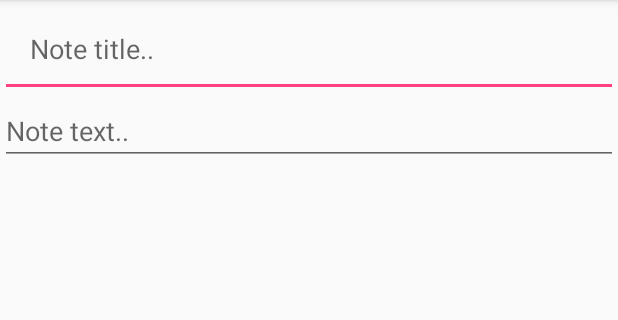
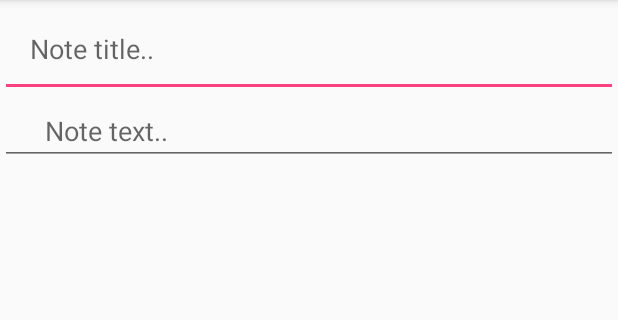
Before and after one commit to Kavzor/java17_klientutveckling, an Android app: the screen it shows after launch (NoteActivity), after a tap on "ADD NOTE", on a phone screen of 412 x 824 dp, the part 84-404 px from its top. Run offline under Robolectric (Android 15) with nearby library versions, the phone set to English and light mode, and no system bars.

Commit message:
simple git push

```diff
--- a/android/notera/app/build.gradle
+++ b/android/notera/app/build.gradle
@@ -29,4 +29,8 @@ dependencies {
     testImplementation 'junit:junit:4.12'
     androidTestImplementation 'com.android.support.test:runner:1.0.1'
     androidTestImplementation 'com.android.support.test.espresso:espresso-core:3.0.1'
+
+    // https://mvnrepository.com/artifact/com.google.code.gson/gson
+    compile group: 'com.google.code.gson', name: 'gson', version: '2.7'
+
 }
--- a/android/notera/app/src/main/java/nu/rolandsson/jakob/notera/MainActivity.java
+++ b/android/notera/app/src/main/java/nu/rolandsson/jakob/notera/MainActivity.java
@@ -10,6 +10,7 @@ import nu.rolandsson.jakob.notera.component.ButtonComponent;
 import nu.rolandsson.jakob.notera.component.NoteListComponent;
 import nu.rolandsson.jakob.notera.controller.ActionHandler;
 import nu.rolandsson.jakob.notera.controller.ModelHandler;
+import nu.rolandsson.jakob.notera.controller.PreferencesHandler;
 import nu.rolandsson.jakob.notera.controller.RootActionHandler;
 import nu.rolandsson.jakob.notera.controller.ViewHandler;
 import nu.rolandsson.jakob.notera.controller.constant.Action;
@@ -56,8 +57,10 @@ public class MainActivity extends AppCompatActivity implements RootActionHandler
     private void setupHandlers() {
         ActionHandler viewHandler = new ViewHandler(this);
         ActionHandler modelHandler = new ModelHandler(this);
+        ActionHandler preferencesHandler = new PreferencesHandler(this);
 
         viewHandler.setNextHandler(modelHandler);
+        modelHandler.setNextHandler(preferencesHandler);
         setRootActionHandler(viewHandler);
     }
 
@@ -85,12 +88,17 @@ public class MainActivity extends AppCompatActivity implements RootActionHandler
 
         if(resultCode == RESULT_OK) {
             Note note = (Note) data.getSerializableExtra("note");
+            int position = data.getIntExtra("note_position", -1);
 
             getListComponent().setSelectedNote(note);
+            getListComponent().setSelectedPosition(position);
 
             switch(requestCode) {
                 case REQUEST_ADD_NOTE:
                     invokeAction(HandlerLevel.MODEL, Action.ADD_NOTE);
+                break;
+                case REQUEST_UPDATE_NOTE:
+                    invokeAction(HandlerLevel.MODEL, Action.UPDATE_NOTE);
                 break;
             }
         }
--- a/android/notera/app/src/main/java/nu/rolandsson/jakob/notera/NoteActivity.java
+++ b/android/notera/app/src/main/java/nu/rolandsson/jakob/notera/NoteActivity.java
@@ -17,6 +17,8 @@ public class NoteActivity extends AppCompatActivity implements View.OnClickListe
     private EditText title;
     private EditText text;
 
+    private int position;
+
     private Button saveBtn;
 
     @Override
@@ -24,6 +26,7 @@ public class NoteActivity extends AppCompatActivity implements View.OnClickListe
         super.onCreate(savedInstanceState);
         setContentView(R.layout.activity_note);
         findViews();
+        setIntentData();
 
 
         saveBtn.setOnClickListener(this);
@@ -36,6 +39,17 @@ public class NoteActivity extends AppCompatActivity implements View.OnClickListe
         saveBtn = findViewById(R.id.note_save_btn);
     }
 
+    private void setIntentData() {
+        Intent intent = getIntent();
+        position = intent.getIntExtra("note_position", -1);
+        Note note = (Note) intent.getSerializableExtra("note");
+
+        if(position > -1) {
+            title.setText(note.getTitle());
+            text.setText(note.getText());
+        }
+    }
+
     @Override
     public void onClick(View v) {
         String titleValue = title.getText().toString();
@@ -46,6 +60,7 @@ public class NoteActivity extends AppCompatActivity implements View.OnClickListe
 
         Intent intent = new Intent();
         intent.putExtra("note", note);
+        intent.putExtra("note_position", position);
         setResult(RESULT_OK, intent);
         finish();
     }
--- a/android/notera/app/src/main/java/nu/rolandsson/jakob/notera/component/NoteListComponent.java
+++ b/android/notera/app/src/main/java/nu/rolandsson/jakob/notera/component/NoteListComponent.java
@@ -91,12 +91,12 @@ public class NoteListComponent extends ListView
     @Override
     public boolean onMenuItemClick(MenuItem item) {
         AdapterContextMenuInfo info = (AdapterContextMenuInfo) item.getMenuInfo();
-        setSelectedPosition(info.position);
-        setSelectedNote((Note) getItemAtPosition(info.position));
+        this.setSelectedPosition(info.position);
+        this.setSelectedNote((Note) getItemAtPosition(info.position));
 
         String menuAction = item.getTitle().toString();
         if(menuAction.equals("Update")) {
-            //
+            rootHandler.invokeAction(HandlerLevel.VIEW, Action.OPEN_UPDATE_VIEW);
         }
         else if(menuAction.equals("Remove")) {
             rootHandler.invokeAction(HandlerLevel.MODEL, Action.REMOVE_NOTE);
--- a/android/notera/app/src/main/java/nu/rolandsson/jakob/notera/controller/ModelHandler.java
+++ b/android/notera/app/src/main/java/nu/rolandsson/jakob/notera/controller/ModelHandler.java
@@ -47,6 +47,11 @@ public class ModelHandler extends Handler implements ActionHandler {
             case REMOVE_NOTE:
                 getRepository().remove(note);
             break;
+            case UPDATE_NOTE:
+                int position = getListComponent().getSelectedPosition();
+                position = getRepository().getId(position);
+                getRepository().update(position, note);
+            break;
         }
 
         getRootActionHandler().invokeAction(HandlerLevel.VIEW, Action.REFRESH_VIEW);
--- /dev/null
+++ b/android/notera/app/src/main/java/nu/rolandsson/jakob/notera/controller/PreferencesHandler.java
@@ -0,0 +1,29 @@
+package nu.rolandsson.jakob.notera.controller;
+
+import com.google.gson.Gson;
+
+import nu.rolandsson.jakob.notera.MainActivity;
+import nu.rolandsson.jakob.notera.controller.constant.Action;
+import nu.rolandsson.jakob.notera.controller.constant.HandlerLevel;
+
+/**
+ * Created by Martin on 2018-03-15.
+ */
+
+public class PreferencesHandler extends Handler implements ActionHandler {
+
+    public PreferencesHandler(MainActivity activity) {
+        super(activity);
+    }
+
+    @Override
+    public void setNextHandler(ActionHandler handler) {
+
+    }
+
+    @Override
+    public void handle(HandlerLevel level, Action action) {
+        Gson gson = new Gson();
+        JSonElem
+    }
+}
--- a/android/notera/app/src/main/java/nu/rolandsson/jakob/notera/controller/ViewHandler.java
+++ b/android/notera/app/src/main/java/nu/rolandsson/jakob/notera/controller/ViewHandler.java
@@ -9,6 +9,7 @@ import nu.rolandsson.jakob.notera.NoteActivity;
 import nu.rolandsson.jakob.notera.R;
 import nu.rolandsson.jakob.notera.controller.constant.Action;
 import nu.rolandsson.jakob.notera.controller.constant.HandlerLevel;
+import nu.rolandsson.jakob.notera.shared.Note;
 
 public class ViewHandler extends Handler implements ActionHandler{
 
@@ -46,8 +47,16 @@ public class ViewHandler extends Handler implements ActionHandler{
                 button.setText(removeBtnText);
             break;
             case OPEN_ADD_VIEW:
-                Intent intent = new Intent(getActivity(), NoteActivity.class);
-                getActivity().startActivityForResult(intent, MainActivity.REQUEST_ADD_NOTE);
+                Intent addIntent = new Intent(getActivity(), NoteActivity.class);
+                getActivity().startActivityForResult(addIntent, MainActivity.REQUEST_ADD_NOTE);
+            break;
+            case OPEN_UPDATE_VIEW:
+                Intent updateIntent = new Intent(getActivity(), NoteActivity.class);
+                Note note = getListComponent().getSelectedNote();
+                int position = getListComponent().getSelectedPosition();
+                updateIntent.putExtra("note", note);
+                updateIntent.putExtra("note_position", position);
+                getActivity().startActivityForResult(updateIntent, MainActivity.REQUEST_UPDATE_NOTE);
             break;
         }
     }
--- a/android/notera/app/src/main/java/nu/rolandsson/jakob/notera/controller/constant/Action.java
+++ b/android/notera/app/src/main/java/nu/rolandsson/jakob/notera/controller/constant/Action.java
@@ -8,8 +8,10 @@ public enum Action {
     TOGGLE_CHECK,
     REFRESH_VIEW,
     OPEN_ADD_VIEW,
+    OPEN_UPDATE_VIEW,
     REMOVE_CHECKED_NOTES,
     UPDATE_CHECKED,
     ADD_NOTE,
+    UPDATE_NOTE,
     REMOVE_NOTE
 }
--- a/android/notera/app/src/main/java/nu/rolandsson/jakob/notera/controller/constant/HandlerLevel.java
+++ b/android/notera/app/src/main/java/nu/rolandsson/jakob/notera/controller/constant/HandlerLevel.java
@@ -5,5 +5,5 @@ package nu.rolandsson.jakob.notera.controller.constant;
  */
 
 public enum HandlerLevel {
-    VIEW, MODEL
+    VIEW, MODEL, PREFERENCES
 }
--- a/android/notera/app/src/main/res/layout/activity_note.xml
+++ b/android/notera/app/src/main/res/layout/activity_note.xml
@@ -13,13 +13,20 @@
         android:padding="20dp"
         android:id="@+id/note_title"/>
 
-    <EditText
+    <ScrollView
         android:layout_width="match_parent"
         android:layout_height="wrap_content"
         android:layout_below="@id/note_title"
-        android:id="@+id/note_text"
-        android:hint="@string/note_text_hint"/>
+        android:layout_above="@id/note_save_btn">
 
+
+        <EditText
+            android:layout_width="match_parent"
+            android:layout_height="wrap_content"
+            android:id="@+id/note_text"
+            android:hint="@string/note_text_hint"
+            android:paddingHorizontal="30dp" />
+    </ScrollView>
 
     <Button
         android:layout_width="match_parent"
```
Also changed, not shown: 1 other file.
